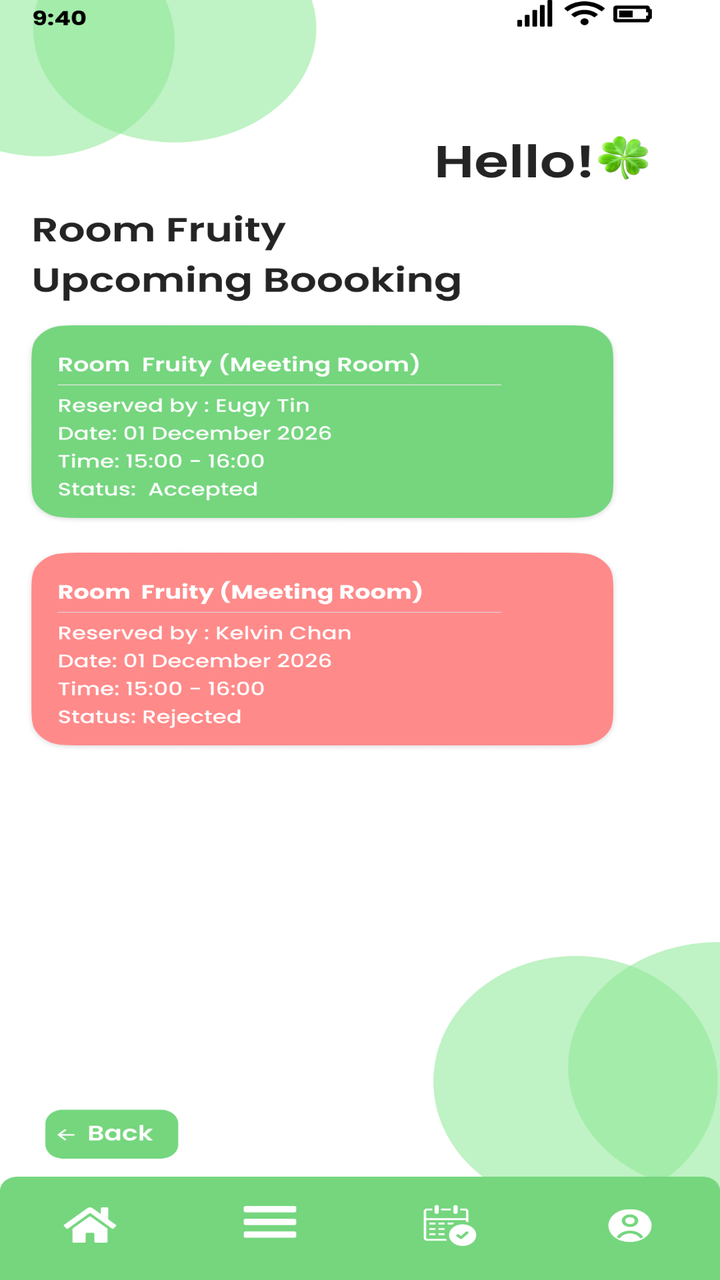
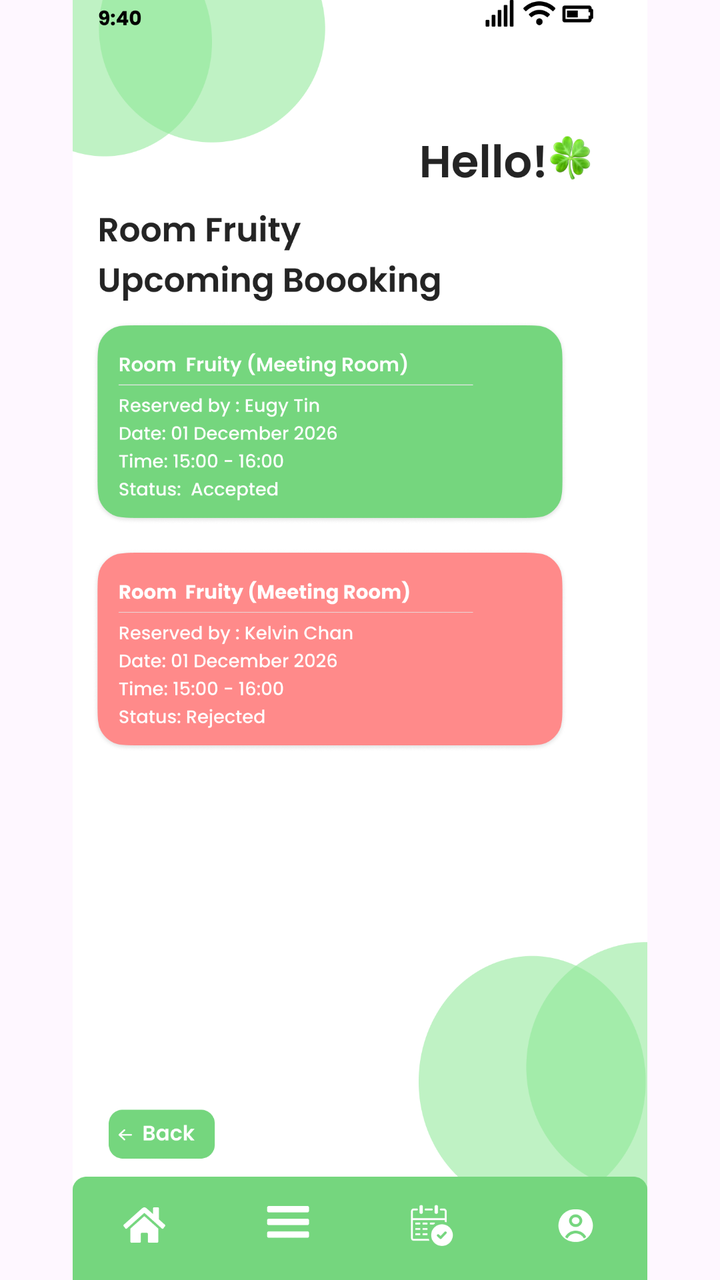

The first picture is an Android layout as it rendered before a commit; the second is the same layout after the commit. The layout source and the unified diff follow.
<!-- AndroidManifest.xml: application theme Theme.COMP2000HKSoftwareEngineeringAssessment -->
<!-- res/layout/activity_manager_roomstates_upcoming_f.xml -->
<?xml version="1.0" encoding="utf-8"?>
<androidx.constraintlayout.widget.ConstraintLayout xmlns:android="http://schemas.android.com/apk/res/android"
    xmlns:app="http://schemas.android.com/apk/res-auto"
    xmlns:tools="http://schemas.android.com/tools"
    android:id="@+id/main"
    android:layout_width="match_parent"
    android:layout_height="match_parent"
    tools:context=".manager_roomstates_upcoming_f">

    <ImageView
        android:id="@+id/iv_login_page"
        android:layout_width="match_parent"
        android:layout_height="match_parent"
        android:scaleType="fitXY"
        android:src="@drawable/manager_roomstates_upcoming_f"
        app:layout_constraintBottom_toBottomOf="parent"
        app:layout_constraintEnd_toEndOf="parent"
        app:layout_constraintStart_toStartOf="parent"
        app:layout_constraintTop_toTopOf="parent" />

    <ImageButton
        android:id="@+id/btn_managermenuhomebutton"
        android:layout_width="0dp"
        android:layout_height="0dp"
        android:background="@android:color/transparent"
        app:layout_constraintBottom_toBottomOf="parent"
        app:layout_constraintDimensionRatio="2:1"
        app:layout_constraintEnd_toEndOf="parent"
        app:layout_constraintHorizontal_bias="0.071"
        app:layout_constraintStart_toStartOf="parent"
        app:layout_constraintTop_toTopOf="parent"
        app:layout_constraintVertical_bias="0.97"
        app:layout_constraintWidth_percent="0.15 " />
    <ImageButton
        android:id="@+id/btn_managermenubutton"
        android:layout_width="0dp"
        android:layout_height="0dp"
        android:background="@android:color/transparent"
        app:layout_constraintBottom_toBottomOf="parent"
        app:layout_constraintDimensionRatio="2:1"
        app:layout_constraintEnd_toEndOf="parent"
        app:layout_constraintHorizontal_bias="0.369"
        app:layout_constraintStart_toStartOf="parent"
        app:layout_constraintTop_toTopOf="parent"
        app:layout_constraintVertical_bias="0.969"
        app:layout_constraintWidth_percent="0.15" />

    <ImageButton
        android:id="@+id/btn_managermybookingbutton"
        android:layout_width="0dp"
        android:layout_height="0dp"
        android:background="@android:color/transparent"
        app:layout_constraintBottom_toBottomOf="parent"
        app:layout_constraintDimensionRatio="2:1"
        app:layout_constraintEnd_toEndOf="parent"
        app:layout_constraintHorizontal_bias="0.644"
        app:layout_constraintStart_toStartOf="parent"
        app:layout_constraintTop_toTopOf="parent"
        app:layout_constraintVertical_bias="0.969"
        app:layout_constraintWidth_percent="0.15" />

    <ImageButton
        android:id="@+id/btn_managermyprofile"
        android:layout_width="0dp"
        android:layout_height="0dp"
        android:background="@android:color/transparent"
        app:layout_constraintBottom_toBottomOf="parent"
        app:layout_constraintDimensionRatio="2:1"
        app:layout_constraintEnd_toEndOf="parent"
        app:layout_constraintHorizontal_bias="0.957"
        app:layout_constraintStart_toStartOf="parent"
        app:layout_constraintTop_toTopOf="parent"
        app:layout_constraintVertical_bias="0.969"
        app:layout_constraintWidth_percent="0.15" />

    <ImageButton
        android:id="@+id/btn_select_datetime_select_back"
        android:layout_width="0dp"
        android:layout_height="0dp"
        android:background="@android:color/transparent"
        app:layout_constraintBottom_toBottomOf="parent"
        app:layout_constraintDimensionRatio="2.5:1"
        app:layout_constraintEnd_toEndOf="parent"
        app:layout_constraintHorizontal_bias="0.074"
        app:layout_constraintStart_toStartOf="parent"
        app:layout_constraintTop_toTopOf="parent"
        app:layout_constraintVertical_bias="0.9"
        app:layout_constraintWidth_percent="0.179 " />

</androidx.constraintlayout.widget.ConstraintLayout>
<!-- resources referenced by this layout -->
<resources>
  <!-- drawable manager_roomstates_upcoming_f: png bitmap (drawable, 163095 bytes) -->
  <style name="Theme.COMP2000HKSoftwareEngineeringAssessment" parent="Base.Theme.COMP2000HKSoftwareEngineeringAssessment" />
  <style name="Base.Theme.COMP2000HKSoftwareEngineeringAssessment" parent="Theme.Material3.DayNight.NoActionBar">
          
          
      </style>
</resources>

<!-- the commit's change to res/layout/activity_manager_roomstates_upcoming_f.xml (unified diff, before → after) -->
@@ -11,7 +11,7 @@
         android:id="@+id/iv_login_page"
         android:layout_width="match_parent"
         android:layout_height="match_parent"
-        android:scaleType="fitXY"
+        android:scaleType="fitCenter"
         android:src="@drawable/manager_roomstates_upcoming_f"
         app:layout_constraintBottom_toBottomOf="parent"
         app:layout_constraintEnd_toEndOf="parent"
